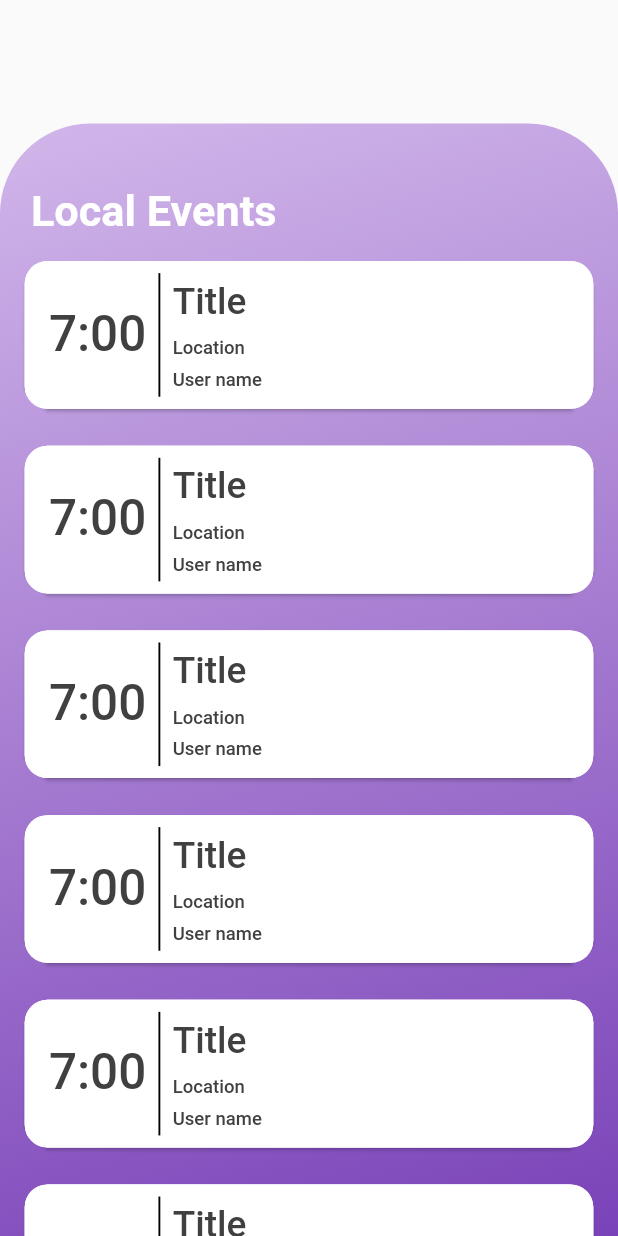
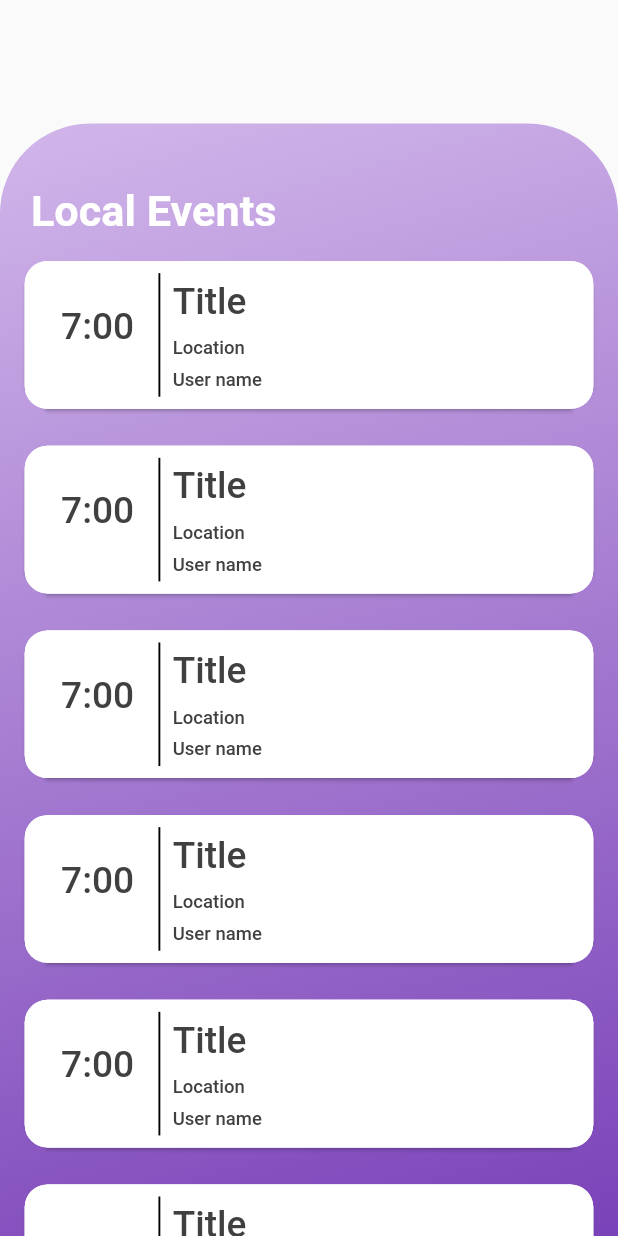
Before and after one commit to rnewso4/404-repo, a Flutter app: the EventsPage screen opened directly, on a phone screen of 412 x 824 dp. Run offline on Flutter 3.47's test engine with Material 2 defaults, Android fonts, the phone set to English and light mode, and no system bars; our stand-ins replace cloud_firestore, firebase_auth, firebase_core, get_it, google_maps_flutter and 1 more; missing offline and left inert: dart:ffi; accounts and stored records are empty.

Commit message:
Showing Event info

```diff
--- a/flutter_application_1/lib/UI/Events.dart
+++ b/flutter_application_1/lib/UI/Events.dart
@@ -137,7 +137,7 @@ events() {
               Text(
                 time,
                 style: TextStyle(
-                    fontSize: SizeConfig.blockSizeHorizaontal * 8,
+                    fontSize: SizeConfig.blockSizeHorizaontal * 6,
                     color: Color(0xff404040)),
               ),
               //SizedBox(height: SizeConfig.blockSizeVertical),
```
